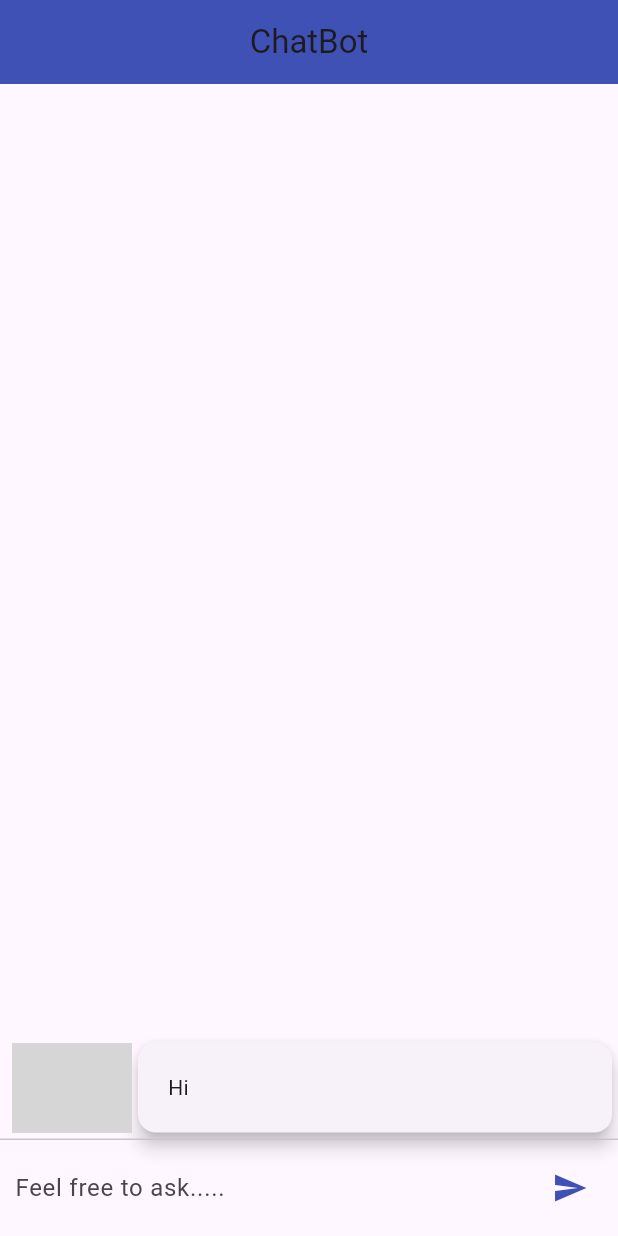
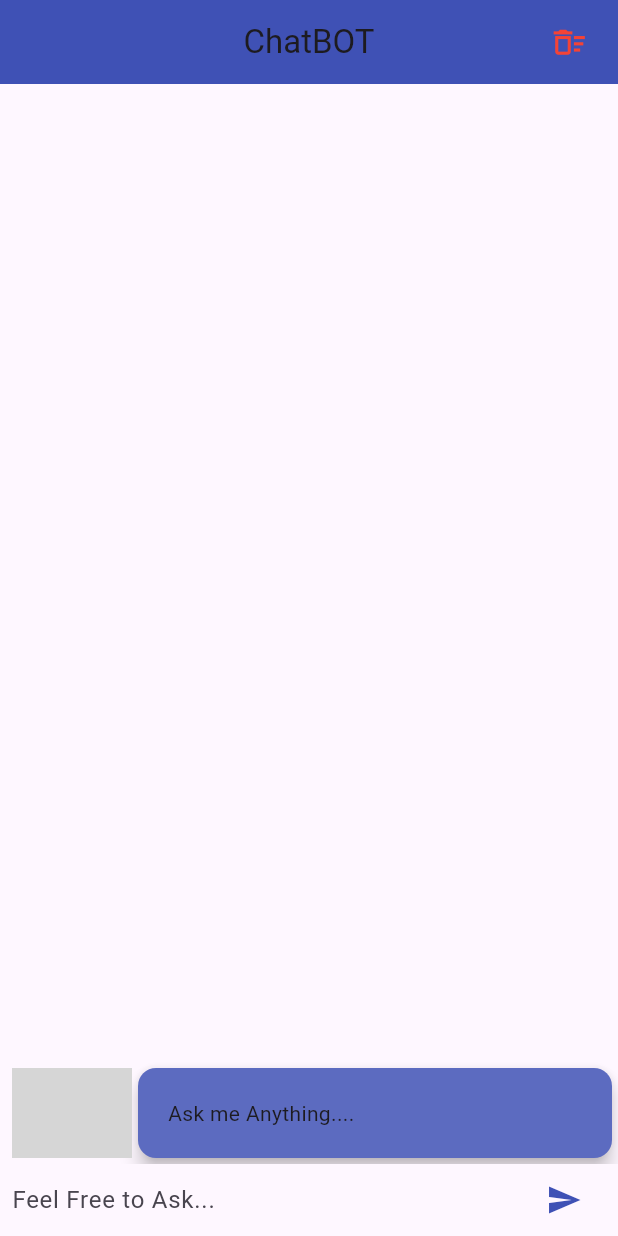
Before and after one commit to rnp0728/chatbot_openai, a Flutter app: the screen it shows after launch, after a tap on the "send" icon, on a phone screen of 412 x 824 dp. Run offline on Flutter 3.47's test engine with Material 2 defaults, Android fonts, the phone set to English and light mode, and no system bars; our stand-ins replace flutter_spinkit, sqflite; accounts and stored records are empty; network calls fail; grey boxes are pictures that could not be loaded.

Commit message:
Add files via upload

```diff
--- a/lib/screens/homepage.dart
+++ b/lib/screens/homepage.dart
@@ -1,6 +1,9 @@
 import 'dart:convert';
+import 'package:chatbot/widgets/textfieldwithbutton.dart';
 import 'package:flutter/material.dart';
 import 'package:flutter_spinkit/flutter_spinkit.dart';
+import 'package:path/path.dart';
+import 'package:sqflite/sqflite.dart';
 import '../widgets/chatmessage.dart';
 import 'package:http/http.dart' as http;
 
@@ -14,15 +17,19 @@ class HomeScreen extends StatefulWidget {
 class _HomeScreenState extends State<HomeScreen> {
   final TextEditingController _controller = TextEditingController();
   final List<ChatMessage> _messages = [
-    ChatMessage(text: 'Hi', isMe: false),
+    const ChatMessage(text: 'Ask me Anything....', isMe: false),
   ];
-
   String _chatBotResponse = '';
   bool _isTyping = false;
-  static const apiKey = '{API-KEY}';
+  static const apiKey = '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';
+
+  @override
+  void initState() {
+    super.initState();
+    _getMessagesFromDB();
+  }
 
   Future<void> getGPT3Response(String input) async {
-    print(input);
     final url = Uri.parse('https://api.openai.com/v1/completions');
     final response = await http.post(
       url,
@@ -41,21 +48,31 @@ class _HomeScreenState extends State<HomeScreen> {
     final responseJson = jsonDecode(response.body);
     final responseText = responseJson['choices'][0]['text'];
 
-
     setState(() {
       _chatBotResponse = responseText;
       ChatMessage message = ChatMessage(
         text: _chatBotResponse.trim(),
         isMe: false,
       );
-      setState(() {
       _messages.insert(0, message);
       _isTyping = false;
     });
-    });
+    Database database = await openDatabase(
+      join(await getDatabasesPath(), 'chatbot_db.db'),
+      onCreate: (db, version) {
+        return db.execute(
+          "CREATE TABLE messages (id INTEGER PRIMARY KEY, text TEXT, isMe INTEGER)",
+        );
+      },
+      version: 1,
+    );
+    await database.insert(
+      'messages',
+      {'text': responseText, 'isMe': 0},
+    );
   }
 
-  void _sendMessage() {
+  void _sendMessage() async {
     if (_controller.text.isEmpty) return;
     ChatMessage message = ChatMessage(
       text: _controller.text,
@@ -65,82 +82,110 @@ class _HomeScreenState extends State<HomeScreen> {
       _messages.insert(0, message);
       _isTyping = true;
     });
+
+    Database database = await openDatabase(
+      join(await getDatabasesPath(), 'chatbot_db.db'),
+      onCreate: (db, version) {
+        return db.execute(
+          "CREATE TABLE messages (id INTEGER PRIMARY KEY, text TEXT, isMe INTEGER)",
+        );
+      },
+      version: 1,
+    );
+    await database.insert(
+      'messages',
+      {'text': _controller.text, 'isMe': message.isMe ? 1 : 0},
+    );
     _controller.clear();
-    getGPT3Response(message.text);
+    await getGPT3Response(message.text);
   }
 
-  void insertNewData(String response) {
-    ChatMessage botMessage = ChatMessage(
-      text: response,
-      isMe: true,
+  void _clearDatabase() async {
+    final database = await openDatabase(
+      join(await getDatabasesPath(), 'chatbot_db.db'),
+      onCreate: (db, version) {
+        return db.execute(
+          "CREATE TABLE messages (id INTEGER PRIMARY KEY, text TEXT, isMe INTEGER)",
         );
+      },
+      version: 1,
+    );
+    await database.execute('DELETE FROM messages');
     setState(() {
-      _isTyping = false;
-      _messages.insert(0, botMessage);
+      _messages.clear();
     });
   }
 
-  Widget _buildTextComposer() {
-    return Row(
-      children: [
-        Expanded(
-          child: Padding(
-            padding: const EdgeInsets.all(10.0),
-            child: TextField(
-              controller: _controller,
-              onSubmitted: (value) {
-                _sendMessage();
+  void _getMessagesFromDB() async {
+    Database database = await openDatabase(
+      join(await getDatabasesPath(), 'chatbot_db.db'),
+      onCreate: (db, version) {
+        return db.execute(
+          "CREATE TABLE messages (id INTEGER PRIMARY KEY, text TEXT, isMe INTEGER)",
+        );
       },
-              decoration: const InputDecoration.collapsed(
-                  focusColor: Colors.greenAccent,
-                  hintText: "Feel free to ask....."),
-            ),
-          ),
-        ),
-        ButtonBar(
-          children: [
-            IconButton(
-              color: Colors.indigo,
-              icon: const Icon(Icons.send),
-              onPressed: _sendMessage,
-            ),
-          ],
-        ),
-      ],
+      version: 1,
     );
+
+    final List<Map<String, dynamic>> messages =
+        await database.query('messages');
+
+    setState(() {
+      for (int i = messages.length - 1; i >= 0; i--) {
+        var message = messages[i];
+        _messages.add(ChatMessage(
+          text: message['text'],
+          isMe: message['isMe'] == 1,
+        ));
+      }
+    });
   }
 
   @override
   Widget build(BuildContext context) {
     return Scaffold(
       appBar: AppBar(
-          title: const Center(
-            child: Text('ChatBot'),
+        title: const Text('ChatBOT'),
+        centerTitle: true,
+        backgroundColor: Colors.indigo,
+        actions: [
+          InkWell(
+            onTap: () {
+              _clearDatabase();
+            },
+            child: Row(
+              children: const [
+                // Text('Clear CHAT',style: TextStyle(color: Colors.teal),),
+                Icon(Icons.delete_sweep_outlined, color: Colors.red,size: 25,),
+                SizedBox(width: 20,)
+              ],
             ),
-          backgroundColor: Colors.indigo,
+          )
+        ],
       ),
       body: Column(
-          children: [
-            Flexible(
+        children: <Widget>[
+          Expanded(
             child: ListView.builder(
-                physics: const BouncingScrollPhysics(),
               itemCount: _messages.length,
               reverse: true,
-                itemBuilder: (ctx, index) {
+              itemBuilder: (BuildContext context, int index) {
                 return _messages[index];
               },
             ),
           ),
-            _isTyping ? const SpinKitThreeBounce(color: Colors.green,) : Container(),
-            const Divider(
-              height: 1.0,
+          _isTyping
+              ? const SpinKitThreeBounce(
+                  color: Colors.blue,
+                  size: 30.0,
+                )
+              : Container(),
+          TextFieldWithButton(
+            controller: _controller,
+            sendMessage: _sendMessage,
           ),
-            Container(
-              decoration:
-                  BoxDecoration(borderRadius: BorderRadius.circular(15)),
-              child: _buildTextComposer(),
-            )
         ],
-        ));
+      ),
+    );
   }
 }
--- a/lib/widgets/chatmessage.dart
+++ b/lib/widgets/chatmessage.dart
@@ -1,7 +1,7 @@
 import 'package:flutter/material.dart';
 
 class ChatMessage extends StatelessWidget {
-  ChatMessage({
+  const ChatMessage({
     Key? key,
     required this.text,
     required this.isMe,
@@ -10,14 +10,15 @@ class ChatMessage extends StatelessWidget {
   final String text;
   final bool isMe;
 
-  String myImageUrl =
+  final String myImageUrl =
       'https://tse2.mm.bing.net/th?id=OIP.E4Kcb0Cqmc-hWVSpmS8qjAHaI9&pid=Api&P=0';
-  String botImageUrl =
+  final String botImageUrl =
       'https://tse4.mm.bing.net/th?id=OIP.FJt-FH98RKamoDc2nntVngHaFj&pid=Api&P=0';
 
-  Widget imageShow() {
+  Widget textResults(context) {
     return Expanded(
         child: Card(
+          color: isMe ? Theme.of(context).cardColor : Colors.indigo[400],
       elevation: 5,
       child: Container(
         margin: const EdgeInsets.all(15),
@@ -32,7 +33,7 @@ class ChatMessage extends StatelessWidget {
     ));
   }
 
-  Widget textResults() {
+  Widget imageShow() {
     return Container(
       margin: const EdgeInsets.only(left: 8),
       width: 80,
@@ -54,8 +55,8 @@ class ChatMessage extends StatelessWidget {
   Widget build(BuildContext context) {
     return Row(
       children: [
-        isMe ? imageShow() : textResults(),
-        isMe ? textResults() : imageShow(),
+        isMe ? textResults(context) : imageShow(),
+        isMe ? imageShow() : textResults(context) ,
       ],
     );
   }
--- /dev/null
+++ b/lib/widgets/textfieldwithbutton.dart
@@ -0,0 +1,40 @@
+import 'package:flutter/material.dart';
+
+class TextFieldWithButton extends StatelessWidget {
+  final TextEditingController controller;
+  final VoidCallback sendMessage;
+  const TextFieldWithButton({Key? key, required this.controller, required this.sendMessage}) : super(key: key);
+
+  @override
+  Widget build(BuildContext context) {
+    return Container(
+      decoration: BoxDecoration(color: Theme.of(context).cardColor),
+      child: Container(
+        margin: const EdgeInsets.symmetric(horizontal: 8.0),
+        child: Row(
+          children: [
+            Flexible(
+              child: TextField(
+                controller: controller,
+                onSubmitted: (value) => sendMessage(),
+                decoration: const InputDecoration.collapsed(
+                  hintText: 'Feel Free to Ask...',
+                ),
+              ),
+            ),
+            Container(
+              margin: const EdgeInsets.symmetric(horizontal: 4.0),
+              child: IconButton(
+                icon: const Icon(
+                  Icons.send,
+                  color: Colors.indigo,
+                ),
+                onPressed: () => sendMessage(),
+              ),
+            ),
+          ],
+        ),
+      ),
+    );
+  }
+}
--- a/pubspec.yaml
+++ b/pubspec.yaml
@@ -37,6 +37,8 @@ dependencies:
   cupertino_icons: ^1.0.2
   http: ^0.13.5
   flutter_spinkit: ^5.1.0
+  sqflite: ^2.2.4+1
+  path: ^1.8.3
 
 dev_dependencies:
   flutter_test:
```
Also changed, not shown: assets/images/demo_ss.png, assets/images/demo_ss1.png, assets/images/demo_ss2.png. Lines whose indentation alone changed are shown as unchanged.
